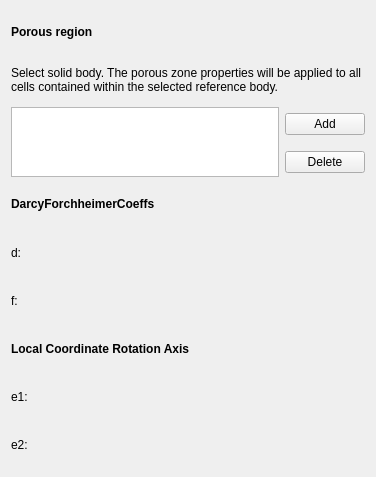
The window that TaskPanelPorousZone.ui (jaheyns/CfdOF) describes before a commit, drawn with Qt 5.
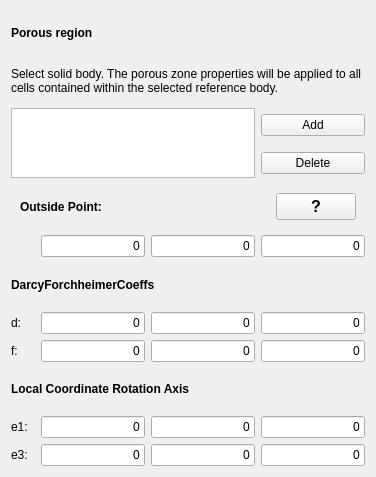
The same window after the commit. Custom widgets are drawn as their Qt base class.

Patch:
```diff
--- a/TaskPanelPorousZone.ui
+++ b/TaskPanelPorousZone.ui
@@ -14,74 +14,250 @@
    <string>Form</string>
   </property>
   <layout class="QGridLayout" name="gridLayout">
-   <item row="7" column="0">
+   <item row="10" column="0">
     <widget class="QLabel" name="label_4">
      <property name="text">
       <string>d:</string>
      </property>
     </widget>
    </item>
-   <item row="6" column="0">
-    <widget class="QLabel" name="label_3">
-     <property name="font">
-      <font>
-       <weight>75</weight>
-       <bold>true</bold>
-      </font>
-     </property>
-     <property name="text">
-      <string>DarcyForchheimerCoeffs</string>
-     </property>
-    </widget>
-   </item>
-   <item row="8" column="0">
+   <item row="11" column="0">
     <widget class="QLabel" name="label_5">
      <property name="text">
       <string>f:</string>
      </property>
     </widget>
    </item>
-   <item row="11" column="0">
+   <item row="14" column="0">
     <widget class="QLabel" name="label_8">
      <property name="text">
-      <string>e2:</string>
+      <string>e3:</string>
      </property>
     </widget>
    </item>
-   <item row="9" column="0">
-    <widget class="QLabel" name="label_6">
-     <property name="font">
-      <font>
-       <weight>75</weight>
-       <bold>true</bold>
-      </font>
-     </property>
-     <property name="text">
-      <string>Local Coordinate Rotation Axis</string>
-     </property>
-    </widget>
-   </item>
-   <item row="10" column="0">
+   <item row="13" column="0">
     <widget class="QLabel" name="label_7">
      <property name="text">
       <string>e1:</string>
      </property>
     </widget>
    </item>
-   <item row="0" column="0">
-    <widget class="QLabel" name="label">
-     <property name="font">
-      <font>
-       <weight>75</weight>
-       <bold>true</bold>
-      </font>
+   <item row="5" column="0" colspan="4">
+    <widget class="QFrame" name="frame">
+     <property name="frameShape">
+      <enum>QFrame::NoFrame</enum>
      </property>
+     <property name="frameShadow">
+      <enum>QFrame::Raised</enum>
+     </property>
+     <layout class="QGridLayout" name="gridLayout_2">
+      <item row="0" column="0">
+       <widget class="QLabel" name="label_9">
+        <property name="font">
+         <font>
+          <weight>75</weight>
+          <bold>true</bold>
+         </font>
+        </property>
+        <property name="text">
+         <string>Outside Point:</string>
+        </property>
+       </widget>
+      </item>
+      <item row="0" column="2">
+       <widget class="QPushButton" name="helpButton">
+        <property name="sizePolicy">
+         <sizepolicy hsizetype="Fixed" vsizetype="Fixed">
+          <horstretch>3</horstretch>
+          <verstretch>0</verstretch>
+         </sizepolicy>
+        </property>
+        <property name="minimumSize">
+         <size>
+          <width>5</width>
+          <height>5</height>
+         </size>
+        </property>
+        <property name="font">
+         <font>
+          <pointsize>12</pointsize>
+          <weight>75</weight>
+          <bold>true</bold>
+         </font>
+        </property>
+        <property name="text">
+         <string>?</string>
+        </property>
+       </widget>
+      </item>
+      <item row="0" column="1">
+       <spacer name="horizontalSpacer">
+        <property name="orientation">
+         <enum>Qt::Horizontal</enum>
+        </property>
+        <property name="sizeHint" stdset="0">
+         <size>
+          <width>40</width>
+          <height>20</height>
+         </size>
+        </property>
+       </spacer>
+      </item>
+     </layout>
+    </widget>
+   </item>
+   <item row="13" column="2">
+    <widget class="Gui::InputField" name="e1y">
+     <property name="sizePolicy">
+      <sizepolicy hsizetype="Preferred" vsizetype="Fixed">
+       <horstretch>0</horstretch>
+       <verstretch>0</verstretch>
+      </sizepolicy>
+     </property>
+     <property name="minimumSize">
+      <size>
+       <width>80</width>
+       <height>20</height>
+      </size>
+     </property>
      <property name="text">
-      <string>Porous region</string>
+      <string>0</string>
      </property>
+     <property name="alignment">
+      <set>Qt::AlignRight|Qt::AlignTrailing|Qt::AlignVCenter</set>
+     </property>
+     <property name="singleStep" stdset="0">
+      <double>2.000000000000000</double>
+     </property>
+     <property name="maximum" stdset="0">
+      <double>2000000000.000000000000000</double>
+     </property>
+     <property name="unit" stdset="0">
+      <string notr="true"/>
+     </property>
+     <property name="decimals" stdset="0">
+      <number>5</number>
+     </property>
+     <property name="value" stdset="0">
+      <double>0.000000000000000</double>
+     </property>
     </widget>
    </item>
-   <item row="1" column="0" colspan="2">
+   <item row="13" column="1">
+    <widget class="Gui::InputField" name="e1x">
+     <property name="sizePolicy">
+      <sizepolicy hsizetype="Preferred" vsizetype="Fixed">
+       <horstretch>0</horstretch>
+       <verstretch>0</verstretch>
+      </sizepolicy>
+     </property>
+     <property name="minimumSize">
+      <size>
+       <width>80</width>
+       <height>20</height>
+      </size>
+     </property>
+     <property name="text">
+      <string>0</string>
+     </property>
+     <property name="alignment">
+      <set>Qt::AlignRight|Qt::AlignTrailing|Qt::AlignVCenter</set>
+     </property>
+     <property name="singleStep" stdset="0">
+      <double>2.000000000000000</double>
+     </property>
+     <property name="maximum" stdset="0">
+      <double>2000000000.000000000000000</double>
+     </property>
+     <property name="unit" stdset="0">
+      <string notr="true"/>
+     </property>
+     <property name="decimals" stdset="0">
+      <number>5</number>
+     </property>
+     <property name="value" stdset="0">
+      <double>0.000000000000000</double>
+     </property>
+    </widget>
+   </item>
+   <item row="6" column="2">
+    <widget class="Gui::InputField" name="OY">
+     <property name="sizePolicy">
+      <sizepolicy hsizetype="Preferred" vsizetype="Fixed">
+       <horstretch>0</horstretch>
+       <verstretch>0</verstretch>
+      </sizepolicy>
+     </property>
+     <property name="minimumSize">
+      <size>
+       <width>80</width>
+       <height>20</height>
+      </size>
+     </property>
+     <property name="text">
+      <string>0</string>
+     </property>
+     <property name="alignment">
+      <set>Qt::AlignRight|Qt::AlignTrailing|Qt::AlignVCenter</set>
+     </property>
+     <property name="singleStep" stdset="0">
+      <double>2.000000000000000</double>
+     </property>
+     <property name="maximum" stdset="0">
+      <double>2000000000.000000000000000</double>
+     </property>
+     <property name="unit" stdset="0">
+      <string notr="true">m</string>
+     </property>
+     <property name="decimals" stdset="0">
+      <number>5</number>
+     </property>
+     <property name="value" stdset="0">
+      <double>0.000000000000000</double>
+     </property>
+    </widget>
+   </item>
+   <item row="13" column="3">
+    <widget class="Gui::InputField" name="e1z">
+     <property name="sizePolicy">
+      <sizepolicy hsizetype="Preferred" vsizetype="Fixed">
+       <horstretch>0</horstretch>
+       <verstretch>0</verstretch>
+      </sizepolicy>
+     </property>
+     <property name="minimumSize">
+      <size>
+       <width>80</width>
+       <height>20</height>
+      </size>
+     </property>
+     <property name="text">
+      <string>0</string>
+     </property>
+     <property name="alignment">
+      <set>Qt::AlignRight|Qt::AlignTrailing|Qt::AlignVCenter</set>
+     </property>
+     <property name="singleStep" stdset="0">
+      <double>2.000000000000000</double>
+     </property>
+     <property name="maximum" stdset="0">
+      <double>2000000000.000000000000000</double>
+     </property>
+     <property name="unit" stdset="0">
+      <string notr="true"/>
+     </property>
+     <property name="decimals" stdset="0">
+      <number>5</number>
+     </property>
+     <property name="value" stdset="0">
+      <double>0.000000000000000</double>
+     </property>
+    </widget>
+   </item>
+   <item row="3" column="0" rowspan="2" colspan="3">
+    <widget class="QListWidget" name="listWidget"/>
+   </item>
+   <item row="1" column="0" colspan="4">
     <widget class="QLabel" name="label_2">
      <property name="text">
       <string>Select solid body. The porous zone properties will be applied to all cells contained within the selected reference body. </string>
@@ -91,25 +267,496 @@
      </property>
     </widget>
    </item>
-   <item row="3" column="1">
-    <widget class="QPushButton" name="selectReference">
-     <property name="text">
-      <string>Add</string>
-     </property>
-    </widget>
-   </item>
-   <item row="4" column="1">
+   <item row="4" column="3">
     <widget class="QPushButton" name="pushButtonDelete">
      <property name="text">
       <string>Delete</string>
      </property>
     </widget>
    </item>
-   <item row="3" column="0" rowspan="2">
-    <widget class="QListWidget" name="listWidget"/>
+   <item row="9" column="0" colspan="4">
+    <widget class="QLabel" name="label_3">
+     <property name="font">
+      <font>
+       <weight>75</weight>
+       <bold>true</bold>
+      </font>
+     </property>
+     <property name="text">
+      <string>DarcyForchheimerCoeffs</string>
+     </property>
+    </widget>
+   </item>
+   <item row="0" column="0" colspan="2">
+    <widget class="QLabel" name="label">
+     <property name="font">
+      <font>
+       <weight>75</weight>
+       <bold>true</bold>
+      </font>
+     </property>
+     <property name="text">
+      <string>Porous region</string>
+     </property>
+    </widget>
+   </item>
+   <item row="10" column="1">
+    <widget class="Gui::InputField" name="dx">
+     <property name="sizePolicy">
+      <sizepolicy hsizetype="Preferred" vsizetype="Fixed">
+       <horstretch>0</horstretch>
+       <verstretch>0</verstretch>
+      </sizepolicy>
+     </property>
+     <property name="minimumSize">
+      <size>
+       <width>80</width>
+       <height>20</height>
+      </size>
+     </property>
+     <property name="text">
+      <string>0</string>
+     </property>
+     <property name="alignment">
+      <set>Qt::AlignRight|Qt::AlignTrailing|Qt::AlignVCenter</set>
+     </property>
+     <property name="singleStep" stdset="0">
+      <double>2.000000000000000</double>
+     </property>
+     <property name="maximum" stdset="0">
+      <double>2000000000.000000000000000</double>
+     </property>
+     <property name="unit" stdset="0">
+      <string notr="true"/>
+     </property>
+     <property name="decimals" stdset="0">
+      <number>5</number>
+     </property>
+     <property name="value" stdset="0">
+      <double>0.000000000000000</double>
+     </property>
+    </widget>
+   </item>
+   <item row="6" column="1">
+    <widget class="Gui::InputField" name="OX">
+     <property name="sizePolicy">
+      <sizepolicy hsizetype="Preferred" vsizetype="Fixed">
+       <horstretch>0</horstretch>
+       <verstretch>0</verstretch>
+      </sizepolicy>
+     </property>
+     <property name="minimumSize">
+      <size>
+       <width>80</width>
+       <height>20</height>
+      </size>
+     </property>
+     <property name="text">
+      <string>0</string>
+     </property>
+     <property name="alignment">
+      <set>Qt::AlignRight|Qt::AlignTrailing|Qt::AlignVCenter</set>
+     </property>
+     <property name="singleStep" stdset="0">
+      <double>2.000000000000000</double>
+     </property>
+     <property name="maximum" stdset="0">
+      <double>2000000000.000000000000000</double>
+     </property>
+     <property name="unit" stdset="0">
+      <string notr="true">m</string>
+     </property>
+     <property name="decimals" stdset="0">
+      <number>5</number>
+     </property>
+     <property name="value" stdset="0">
+      <double>0.000000000000000</double>
+     </property>
+    </widget>
+   </item>
+   <item row="10" column="3">
+    <widget class="Gui::InputField" name="dz">
+     <property name="sizePolicy">
+      <sizepolicy hsizetype="Preferred" vsizetype="Fixed">
+       <horstretch>0</horstretch>
+       <verstretch>0</verstretch>
+      </sizepolicy>
+     </property>
+     <property name="minimumSize">
+      <size>
+       <width>80</width>
+       <height>20</height>
+      </size>
+     </property>
+     <property name="text">
+      <string>0</string>
+     </property>
+     <property name="alignment">
+      <set>Qt::AlignRight|Qt::AlignTrailing|Qt::AlignVCenter</set>
+     </property>
+     <property name="singleStep" stdset="0">
+      <double>2.000000000000000</double>
+     </property>
+     <property name="maximum" stdset="0">
+      <double>2000000000.000000000000000</double>
+     </property>
+     <property name="unit" stdset="0">
+      <string notr="true"/>
+     </property>
+     <property name="decimals" stdset="0">
+      <number>5</number>
+     </property>
+     <property name="value" stdset="0">
+      <double>0.000000000000000</double>
+     </property>
+    </widget>
+   </item>
+   <item row="12" column="0" colspan="3">
+    <widget class="QLabel" name="label_6">
+     <property name="font">
+      <font>
+       <weight>75</weight>
+       <bold>true</bold>
+      </font>
+     </property>
+     <property name="text">
+      <string>Local Coordinate Rotation Axis</string>
+     </property>
+    </widget>
+   </item>
+   <item row="10" column="2">
+    <widget class="Gui::InputField" name="dy">
+     <property name="sizePolicy">
+      <sizepolicy hsizetype="Preferred" vsizetype="Fixed">
+       <horstretch>0</horstretch>
+       <verstretch>0</verstretch>
+      </sizepolicy>
+     </property>
+     <property name="minimumSize">
+      <size>
+       <width>80</width>
+       <height>20</height>
+      </size>
+     </property>
+     <property name="text">
+      <string>0</string>
+     </property>
+     <property name="alignment">
+      <set>Qt::AlignRight|Qt::AlignTrailing|Qt::AlignVCenter</set>
+     </property>
+     <property name="singleStep" stdset="0">
+      <double>2.000000000000000</double>
+     </property>
+     <property name="maximum" stdset="0">
+      <double>2000000000.000000000000000</double>
+     </property>
+     <property name="unit" stdset="0">
+      <string notr="true"/>
+     </property>
+     <property name="decimals" stdset="0">
+      <number>5</number>
+     </property>
+     <property name="value" stdset="0">
+      <double>0.000000000000000</double>
+     </property>
+    </widget>
+   </item>
+   <item row="6" column="3">
+    <widget class="Gui::InputField" name="OZ">
+     <property name="sizePolicy">
+      <sizepolicy hsizetype="Preferred" vsizetype="Fixed">
+       <horstretch>0</horstretch>
+       <verstretch>0</verstretch>
+      </sizepolicy>
+     </property>
+     <property name="minimumSize">
+      <size>
+       <width>80</width>
+       <height>20</height>
+      </size>
+     </property>
+     <property name="text">
+      <string>0</string>
+     </property>
+     <property name="alignment">
+      <set>Qt::AlignRight|Qt::AlignTrailing|Qt::AlignVCenter</set>
+     </property>
+     <property name="singleStep" stdset="0">
+      <double>2.000000000000000</double>
+     </property>
+     <property name="maximum" stdset="0">
+      <double>2000000000.000000000000000</double>
+     </property>
+     <property name="unit" stdset="0">
+      <string notr="true">m</string>
+     </property>
+     <property name="decimals" stdset="0">
+      <number>5</number>
+     </property>
+     <property name="value" stdset="0">
+      <double>0.000000000000000</double>
+     </property>
+    </widget>
+   </item>
+   <item row="11" column="1">
+    <widget class="Gui::InputField" name="fx">
+     <property name="sizePolicy">
+      <sizepolicy hsizetype="Preferred" vsizetype="Fixed">
+       <horstretch>0</horstretch>
+       <verstretch>0</verstretch>
+      </sizepolicy>
+     </property>
+     <property name="minimumSize">
+      <size>
+       <width>80</width>
+       <height>20</height>
+      </size>
+     </property>
+     <property name="text">
+      <string>0</string>
+     </property>
+     <property name="alignment">
+      <set>Qt::AlignRight|Qt::AlignTrailing|Qt::AlignVCenter</set>
+     </property>
+     <property name="singleStep" stdset="0">
+      <double>2.000000000000000</double>
+     </property>
+     <property name="maximum" stdset="0">
+      <double>2000000000.000000000000000</double>
+     </property>
+     <property name="unit" stdset="0">
+      <string notr="true"/>
+     </property>
+     <property name="decimals" stdset="0">
+      <number>5</number>
+     </property>
+     <property name="value" stdset="0">
+      <double>0.000000000000000</double>
+     </property>
+    </widget>
+   </item>
+   <item row="11" column="2">
+    <widget class="Gui::InputField" name="fy">
+     <property name="sizePolicy">
+      <sizepolicy hsizetype="Preferred" vsizetype="Fixed">
+       <horstretch>0</horstretch>
+       <verstretch>0</verstretch>
+      </sizepolicy>
+     </property>
+     <property name="minimumSize">
+      <size>
+       <width>80</width>
+       <height>20</height>
+      </size>
+     </property>
+     <property name="text">
+      <string>0</string>
+     </property>
+     <property name="alignment">
+      <set>Qt::AlignRight|Qt::AlignTrailing|Qt::AlignVCenter</set>
+     </property>
+     <property name="singleStep" stdset="0">
+      <double>2.000000000000000</double>
+     </property>
+     <property name="maximum" stdset="0">
+      <double>2000000000.000000000000000</double>
+     </property>
+     <property name="unit" stdset="0">
+      <string notr="true"/>
+     </property>
+     <property name="decimals" stdset="0">
+      <number>5</number>
+     </property>
+     <property name="value" stdset="0">
+      <double>0.000000000000000</double>
+     </property>
+    </widget>
+   </item>
+   <item row="11" column="3">
+    <widget class="Gui::InputField" name="fz">
+     <property name="sizePolicy">
+      <sizepolicy hsizetype="Preferred" vsizetype="Fixed">
+       <horstretch>0</horstretch>
+       <verstretch>0</verstretch>
+      </sizepolicy>
+     </property>
+     <property name="minimumSize">
+      <size>
+       <width>80</width>
+       <height>20</height>
+      </size>
+     </property>
+     <property name="text">
+      <string>0</string>
+     </property>
+     <property name="alignment">
+      <set>Qt::AlignRight|Qt::AlignTrailing|Qt::AlignVCenter</set>
+     </property>
+     <property name="singleStep" stdset="0">
+      <double>2.000000000000000</double>
+     </property>
+     <property name="maximum" stdset="0">
+      <double>2000000000.000000000000000</double>
+     </property>
+     <property name="unit" stdset="0">
+      <string notr="true"/>
+     </property>
+     <property name="decimals" stdset="0">
+      <number>5</number>
+     </property>
+     <property name="value" stdset="0">
+      <double>0.000000000000000</double>
+     </property>
+    </widget>
+   </item>
+   <item row="3" column="3">
+    <widget class="QPushButton" name="selectReference">
+     <property name="text">
+      <string>Add</string>
+     </property>
+    </widget>
+   </item>
+   <item row="14" column="1">
+    <widget class="Gui::InputField" name="e3x">
+     <property name="sizePolicy">
+      <sizepolicy hsizetype="Preferred" vsizetype="Fixed">
+       <horstretch>0</horstretch>
+       <verstretch>0</verstretch>
+      </sizepolicy>
+     </property>
+     <property name="minimumSize">
+      <size>
+       <width>80</width>
+       <height>20</height>
+      </size>
+     </property>
+     <property name="text">
+      <string>0</string>
+     </property>
+     <property name="alignment">
+      <set>Qt::AlignRight|Qt::AlignTrailing|Qt::AlignVCenter</set>
+     </property>
+     <property name="singleStep" stdset="0">
+      <double>2.000000000000000</double>
+     </property>
+     <property name="maximum" stdset="0">
+      <double>2000000000.000000000000000</double>
+     </property>
+     <property name="unit" stdset="0">
+      <string notr="true"/>
+     </property>
+     <property name="decimals" stdset="0">
+      <number>5</number>
+     </property>
+     <property name="value" stdset="0">
+      <double>0.000000000000000</double>
+     </property>
+    </widget>
+   </item>
+   <item row="14" column="2">
+    <widget class="Gui::InputField" name="e3y">
+     <property name="sizePolicy">
+      <sizepolicy hsizetype="Preferred" vsizetype="Fixed">
+       <horstretch>0</horstretch>
+       <verstretch>0</verstretch>
+      </sizepolicy>
+     </property>
+     <property name="minimumSize">
+      <size>
+       <width>80</width>
+       <height>20</height>
+      </size>
+     </property>
+     <property name="text">
+      <string>0</string>
+     </property>
+     <property name="alignment">
+      <set>Qt::AlignRight|Qt::AlignTrailing|Qt::AlignVCenter</set>
+     </property>
+     <property name="singleStep" stdset="0">
+      <double>2.000000000000000</double>
+     </property>
+     <property name="maximum" stdset="0">
+      <double>2000000000.000000000000000</double>
+     </property>
+     <property name="unit" stdset="0">
+      <string notr="true"/>
+     </property>
+     <property name="decimals" stdset="0">
+      <number>5</number>
+     </property>
+     <property name="value" stdset="0">
+      <double>0.000000000000000</double>
+     </property>
+    </widget>
+   </item>
+   <item row="14" column="3">
+    <widget class="Gui::InputField" name="e3z">
+     <property name="sizePolicy">
+      <sizepolicy hsizetype="Preferred" vsizetype="Fixed">
+       <horstretch>0</horstretch>
+       <verstretch>0</verstretch>
+      </sizepolicy>
+     </property>
+     <property name="minimumSize">
+      <size>
+       <width>80</width>
+       <height>20</height>
+      </size>
+     </property>
+     <property name="text">
+      <string>0</string>
+     </property>
+     <property name="alignment">
+      <set>Qt::AlignRight|Qt::AlignTrailing|Qt::AlignVCenter</set>
+     </property>
+     <property name="singleStep" stdset="0">
+      <double>2.000000000000000</double>
+     </property>
+     <property name="maximum" stdset="0">
+      <double>2000000000.000000000000000</double>
+     </property>
+     <property name="unit" stdset="0">
+      <string notr="true"/>
+     </property>
+     <property name="decimals" stdset="0">
+      <number>5</number>
+     </property>
+     <property name="value" stdset="0">
+      <double>0.000000000000000</double>
+     </property>
+    </widget>
    </item>
   </layout>
  </widget>
+ <customwidgets>
+  <customwidget>
+   <class>Gui::InputField</class>
+   <extends>QLineEdit</extends>
+   <header>Gui/InputField.h</header>
+  </customwidget>
+ </customwidgets>
+ <tabstops>
+  <tabstop>OX</tabstop>
+  <tabstop>OY</tabstop>
+  <tabstop>OZ</tabstop>
+  <tabstop>dx</tabstop>
+  <tabstop>dy</tabstop>
+  <tabstop>dz</tabstop>
+  <tabstop>fx</tabstop>
+  <tabstop>fy</tabstop>
+  <tabstop>fz</tabstop>
+  <tabstop>e1x</tabstop>
+  <tabstop>e1y</tabstop>
+  <tabstop>e1z</tabstop>
+  <tabstop>e3x</tabstop>
+  <tabstop>e3y</tabstop>
+  <tabstop>e3z</tabstop>
+  <tabstop>listWidget</tabstop>
+  <tabstop>selectReference</tabstop>
+  <tabstop>pushButtonDelete</tabstop>
+  <tabstop>helpButton</tabstop>
+ </tabstops>
  <resources/>
  <connections/>
 </ui>
```
